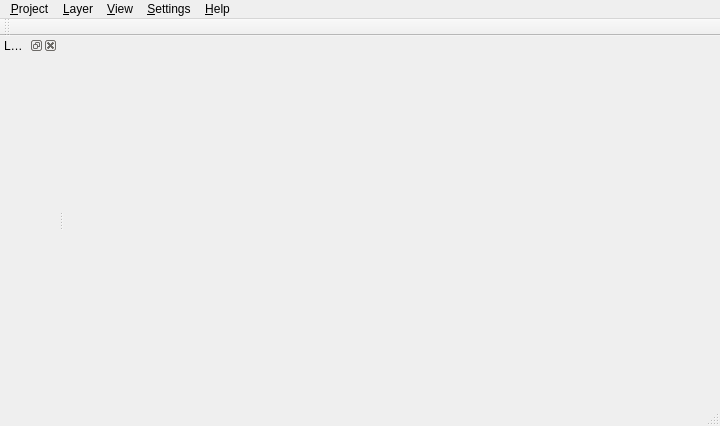
chenhaoen/TinyGIS, file TinyGIS/TinyGIS.ui: the form before one commit.
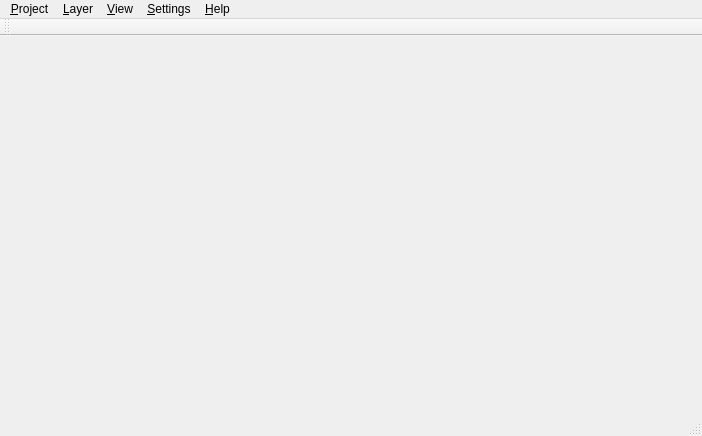
The form after the commit. Icons and pictures are not drawn.

Commit message: 1,Change how layers are added

What changed in the file:
```diff
--- a/TinyGIS/TinyGIS.ui
+++ b/TinyGIS/TinyGIS.ui
@@ -6,8 +6,8 @@
    <rect>
     <x>0</x>
     <y>0</y>
-    <width>720</width>
-    <height>426</height>
+    <width>702</width>
+    <height>436</height>
    </rect>
   </property>
   <property name="windowTitle">
@@ -23,7 +23,7 @@
     <rect>
      <x>0</x>
      <y>0</y>
-     <width>720</width>
+     <width>702</width>
      <height>23</height>
     </rect>
    </property>
@@ -81,15 +81,6 @@
    </attribute>
   </widget>
   <widget class="QStatusBar" name="statusBar"/>
-  <widget class="QDockWidget" name="dockWidget">
-   <property name="windowTitle">
-    <string>Layer View</string>
-   </property>
-   <attribute name="dockWidgetArea">
-    <number>1</number>
-   </attribute>
-   <widget class="QWidget" name="dockWidgetContents"/>
-  </widget>
   <action name="actionAdd_Raster_Layer">
    <property name="text">
     <string>Add &amp;Raster Layer</string>
```
Left out of the diff: 3 changed lines with no effect on the pictures. The commit also changes 7 other files.
